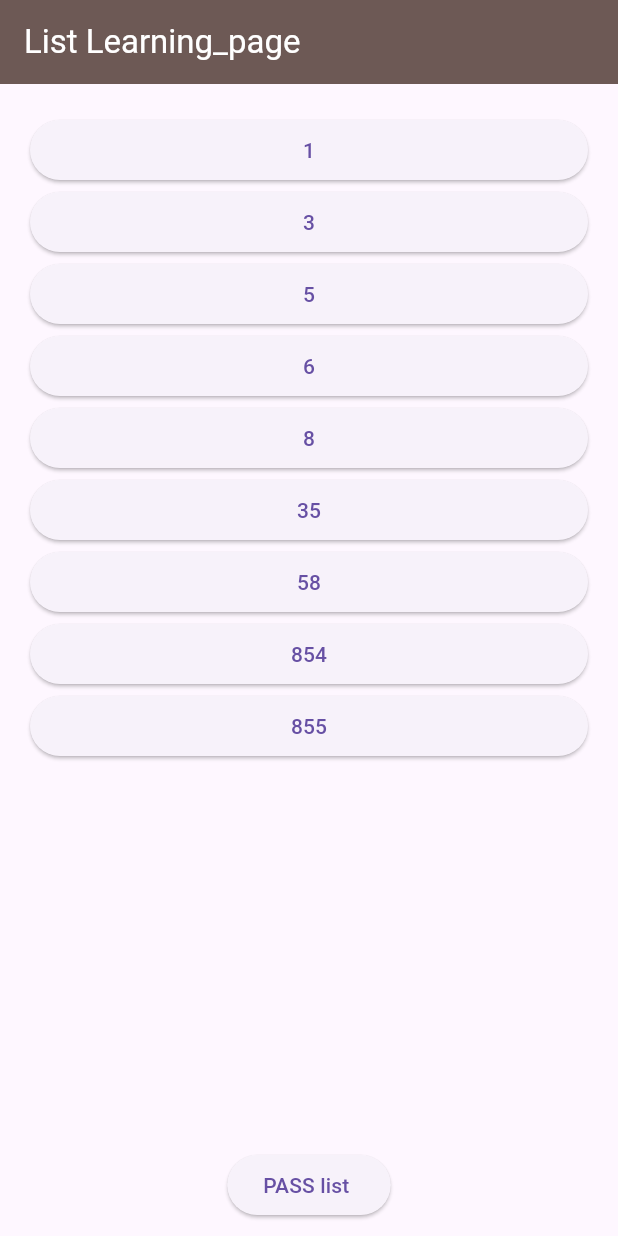
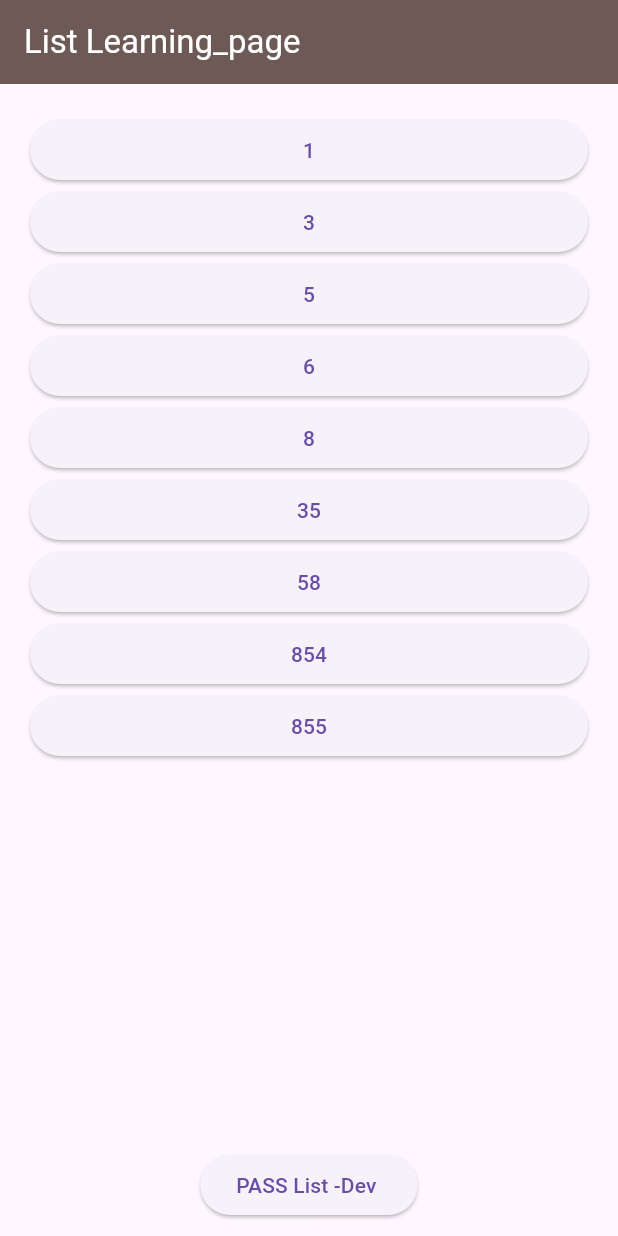
Before and after one commit to ownflutter/app_practice_project, a Flutter app: the screen it shows after launch, on a phone screen of 412 x 824 dp. Run offline on Flutter 3.47's test engine with Material 3 defaults, Android fonts, the phone set to English and light mode, and no system bars; our stand-ins replace get.

Commit message:
add deev

```diff
--- a/lib/features/list/list_activeties.dart
+++ b/lib/features/list/list_activeties.dart
@@ -44,7 +44,7 @@ class _Learning_pageState extends State<Learning_page> {
                 onPressed: () {
                   Get.to(() => ListPass(map: city,));
                 },
-                child: Text("PASS list ")),
+                child: Text("PASS List -Dev ")),
           )
         ],
       ),
```
